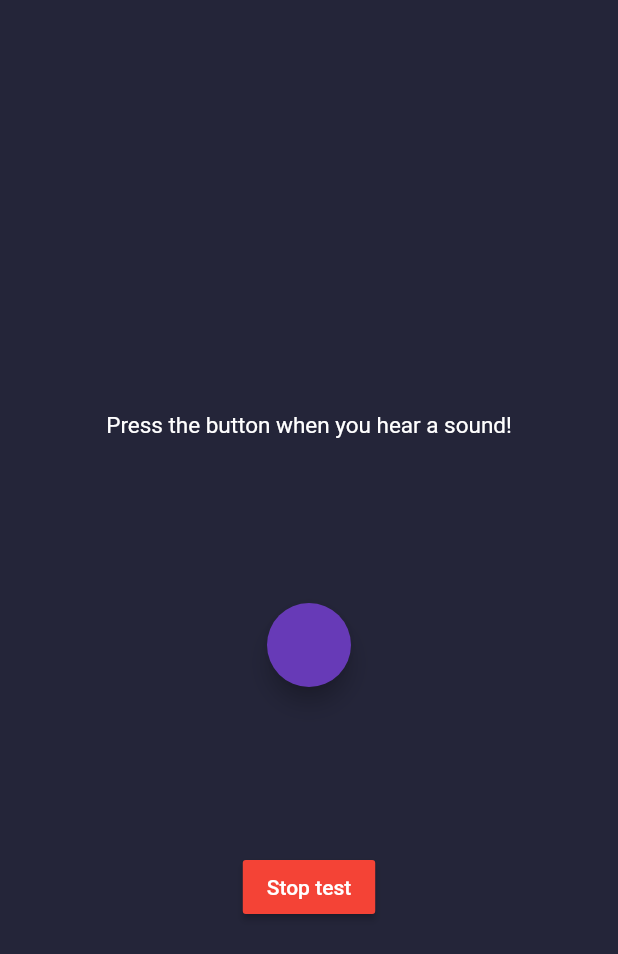
After one commit to Burhan27/Audientes, a Flutter app: the HearingTest screen opened by its route, on a phone screen of 412 x 824 dp. The commit adds this screen. Shown: the top 954 px of the screen. Run offline on Flutter 3.47's test engine with Material 2 defaults, Android fonts, the phone set to English and light mode, and no system bars; drawn by our look-alikes of avatar_glow; our stand-ins replace cloud_firestore, expandable, fl_chart, font_awesome_flutter, simple_animations; missing offline and left inert: flutter_crashlytics, system_shortcuts, volume; accounts and stored records are empty.

Commit message:
Result item args and little logic for testflow

```diff
--- a/lib/controller/router.dart
+++ b/lib/controller/router.dart
@@ -1,3 +1,4 @@
+import 'package:audientes/view/HearingTest.dart';
 import 'package:audientes/view/settings.dart';
 import 'package:audientes/view/widgets/mixer.dart';
 import 'package:flutter/material.dart';
@@ -13,6 +14,8 @@ class Router{
         return MaterialPageRoute(builder: (_) => MyApp());
       case '/settings':
         return MaterialPageRoute(builder: (_) => Settings());
+      case '/hear':
+        return MaterialPageRoute(builder: (_) => HearingTest());
       default:
         return MaterialPageRoute(
             builder: (_) => Scaffold(
--- /dev/null
+++ b/lib/view/HearingTest.dart
@@ -0,0 +1,68 @@
+import 'dart:math';
+import 'dart:typed_data';
+
+import 'package:audientes/AppColors.dart';
+import 'package:avatar_glow/avatar_glow.dart';
+import 'package:flutter/cupertino.dart';
+import 'package:flutter/material.dart';
+
+class HearingTest extends StatefulWidget {
+  @override
+
+  HearingTestState createState() => HearingTestState();
+}
+
+class HearingTestState extends State<HearingTest> {
+  List<int> results;
+
+  @override
+  Widget build(BuildContext context) {
+    return Scaffold(
+      backgroundColor: AppColors().background,
+      body: Container(
+        width: double.infinity,
+        alignment: Alignment.center,
+        padding: EdgeInsets.only(left: 20, right: 20,
+            top:MediaQuery.of(context).size.height/3),
+        child: Column(
+          children: <Widget>[
+            Text(
+              "Press the button when you hear a sound!",
+              style: TextStyle(
+                fontSize: 15,
+                color: Colors.white,
+              ),
+            ),
+            AvatarGlow(
+              endRadius: MediaQuery.of(context).size.width / 3,
+              child: FloatingActionButton(
+                  backgroundColor: Colors.deepPurple, onPressed: null),
+            ),
+
+            RaisedButton(child: Text("Stop test"
+            , style: TextStyle(color: Colors.white),),
+            color: Colors.red,
+            onPressed:() => Navigator.pop(context),)
+          ],
+        ),
+      ),
+    );
+  }
+
+  void addResult(){
+    if(results.length > 6){
+      results.add(_generateRandom());
+    }
+    if(results.length == 6){
+
+    }
+  }
+
+  int _generateRandom(){
+    var random = new Random();
+    return random.nextInt(8) -1;
+  }
+
+
+
+}
--- a/lib/view/hearingTest.dart
+++ b/lib/view/ResultScreen.dart
@@ -1,12 +1,12 @@
 import 'package:flutter/material.dart';
 import 'package:fl_chart/fl_chart.dart';
 
-class HeartinTest extends StatefulWidget {
+class ResultScreen extends StatefulWidget {
   @override
   _TestHomeScreen createState() => _TestHomeScreen();
 }
 
-class _TestHomeScreen extends State<HeartinTest> {
+class _TestHomeScreen extends State<ResultScreen> {
 
   bool test = true;
 
@@ -23,7 +23,7 @@ class _TestHomeScreen extends State<HeartinTest> {
             child: Text("Yes, start a new test"),
             color: Colors.red,
             textColor: Colors.white,
-            onPressed: () {},
+            onPressed: () => Navigator.pushNamed(context,'/hear'),
           ),
           MaterialButton(
             elevation: 5.0,
--- a/pubspec.yaml
+++ b/pubspec.yaml
@@ -17,7 +17,8 @@ environment:
   sdk: ">=2.1.0 <3.0.0"
 
 dependencies:
-
+  avatar_glow: 1.1.0
+  simple_animations: 1.3.4
   expandable: 3.0.1
 
   open_settings: 1.0.2
```
Also changed, not shown: lib/BGAnimation.dart (added, +124 -0 lines), lib/main.dart (+5 -4 lines), lib/model/ResultItem.dart (added, +17 -0 lines), pubspec.lock.
